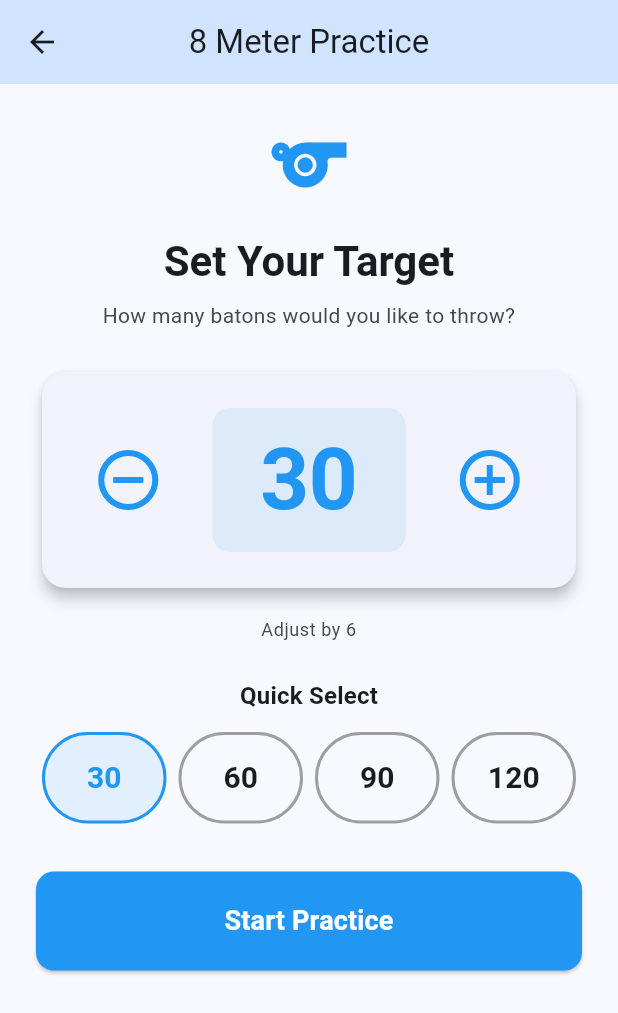
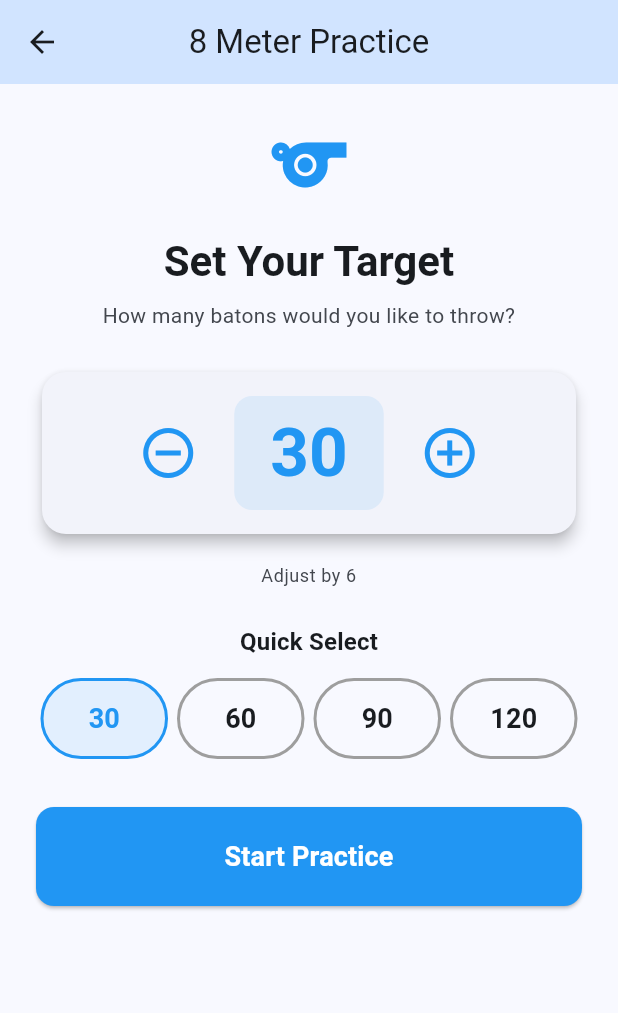
Before and after one commit to ST-Superman/KubbManager-Flutter, a Flutter app: the EightMeterTrainingView screen opened directly, on a phone screen of 412 x 824 dp. Shown: the top 1013 px of the screen. Run offline on Flutter 3.47's test engine with Material 3 defaults, Android fonts, the phone set to English and light mode, and no system bars; our stand-ins replace fl_chart, shared_preferences, sqflite; accounts and stored records are empty.

Commit message:
Fix UI overflow on target selection screen and clarify Performance Zones
- Fixed 27px right overflow on 'Set Your Target' screen by reducing button sizes and spacing
- Fixed session completion logic to trigger after reaching target (30 batons) instead of 31
- Added subtitle to Performance Zones to clarify it shows number of sessions in each accuracy range

```diff
--- a/lib/views/eight_meter_training_view.dart
+++ b/lib/views/eight_meter_training_view.dart
@@ -95,18 +95,18 @@ class _EightMeterTrainingViewState extends State<EightMeterTrainingView> {
 
     setState(() {});
 
+    // Check if session is complete FIRST (target reached)
+    if (_session!.totalBatons >= _session!.target && !_session!.isComplete) {
+      await Future.delayed(const Duration(milliseconds: 300));
+      _showSessionCompleteDialog();
+      return; // Session complete takes priority
+    }
+
     // Check if round is complete (6 batons thrown)
     final currentRound = _session!.currentRound;
     if (currentRound != null && currentRound.totalBatonThrows >= 6 && !currentRound.isComplete) {
       await Future.delayed(const Duration(milliseconds: 300));
       _showRoundCompleteDialog();
-      return; // Don't check session completion yet
-    }
-
-    // Check if session is complete (target reached)
-    if (_session!.totalBatons >= _session!.target && !_session!.isComplete) {
-      await Future.delayed(const Duration(milliseconds: 300));
-      _showSessionCompleteDialog();
     }
   }
 
@@ -414,7 +414,7 @@ class _TargetSelectionScreenState extends State<_TargetSelectionScreen> {
             Card(
               elevation: 4,
               child: Padding(
-                padding: const EdgeInsets.all(24.0),
+                padding: const EdgeInsets.all(16.0),
                 child: Row(
                   mainAxisAlignment: MainAxisAlignment.center,
                   children: [
@@ -422,16 +422,16 @@ class _TargetSelectionScreenState extends State<_TargetSelectionScreen> {
                     IconButton(
                       onPressed: _selectedTarget > 6 ? _decreaseTarget : null,
                       icon: const Icon(Icons.remove_circle_outline),
-                      iconSize: 48,
+                      iconSize: 40,
                       color: Colors.blue,
                     ),
-                    const SizedBox(width: 24),
+                    const SizedBox(width: 16),
 
                     // Target number
                     Container(
                       padding: const EdgeInsets.symmetric(
-                        horizontal: 32,
-                        vertical: 16,
+                        horizontal: 24,
+                        vertical: 12,
                       ),
                       decoration: BoxDecoration(
                         color: Colors.blue.withOpacity(0.1),
@@ -441,20 +441,20 @@ class _TargetSelectionScreenState extends State<_TargetSelectionScreen> {
                         '$_selectedTarget',
                         style: Theme.of(context)
                             .textTheme
-                            .displayLarge
+                            .displayMedium
                             ?.copyWith(
                               fontWeight: FontWeight.bold,
                               color: Colors.blue,
                             ),
                       ),
                     ),
-                    const SizedBox(width: 24),
+                    const SizedBox(width: 16),
 
                     // Plus button
                     IconButton(
                       onPressed: _increaseTarget,
                       icon: const Icon(Icons.add_circle_outline),
-                      iconSize: 48,
+                      iconSize: 40,
                       color: Colors.blue,
                     ),
                   ],
@@ -488,11 +488,11 @@ class _TargetSelectionScreenState extends State<_TargetSelectionScreen> {
               children: _presetTargets.map((target) {
                 return Expanded(
                   child: Padding(
-                    padding: const EdgeInsets.symmetric(horizontal: 4.0),
+                    padding: const EdgeInsets.symmetric(horizontal: 3.0),
                     child: OutlinedButton(
                       onPressed: () => setState(() => _selectedTarget = target),
                       style: OutlinedButton.styleFrom(
-                        padding: const EdgeInsets.symmetric(vertical: 16),
+                        padding: const EdgeInsets.symmetric(vertical: 14, horizontal: 2),
                         side: BorderSide(
                           color: _selectedTarget == target
                               ? Colors.blue
@@ -506,7 +506,7 @@ class _TargetSelectionScreenState extends State<_TargetSelectionScreen> {
                       child: Text(
                         '$target',
                         style: TextStyle(
-                          fontSize: 20,
+                          fontSize: 18,
                           fontWeight: FontWeight.bold,
                           color: _selectedTarget == target
                               ? Colors.blue
--- a/lib/views/stats_view.dart
+++ b/lib/views/stats_view.dart
@@ -1256,6 +1256,13 @@ class _StatsViewState extends State<StatsView> with TickerProviderStateMixin {
               fontWeight: FontWeight.bold,
             ),
           ),
+          const SizedBox(height: 8),
+          Text(
+            'Number of sessions in each accuracy range',
+            style: Theme.of(context).textTheme.bodySmall?.copyWith(
+              color: Colors.grey[600],
+            ),
+          ),
           const SizedBox(height: 16),
             Row(
               children: [
```
Lines whose indentation alone changed are shown as unchanged.
